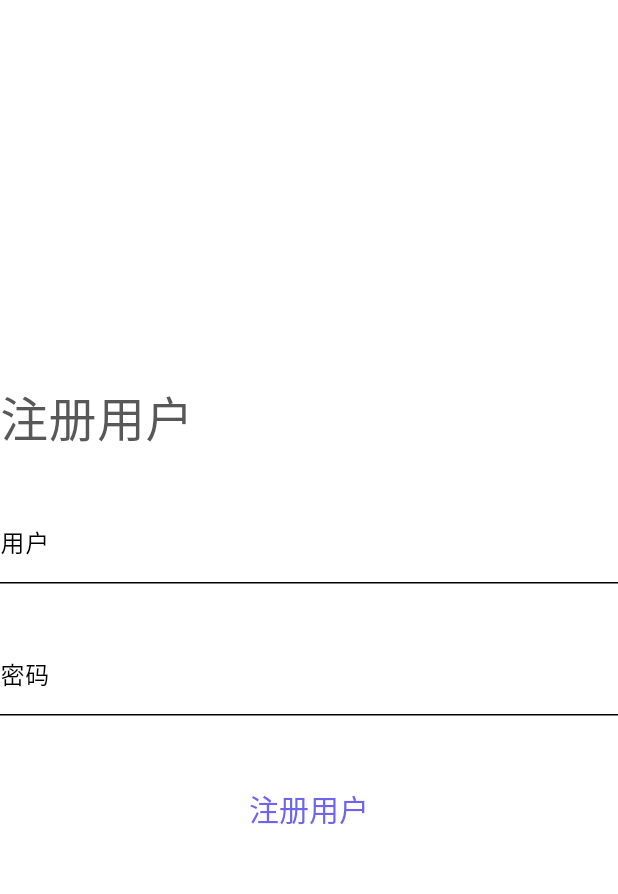
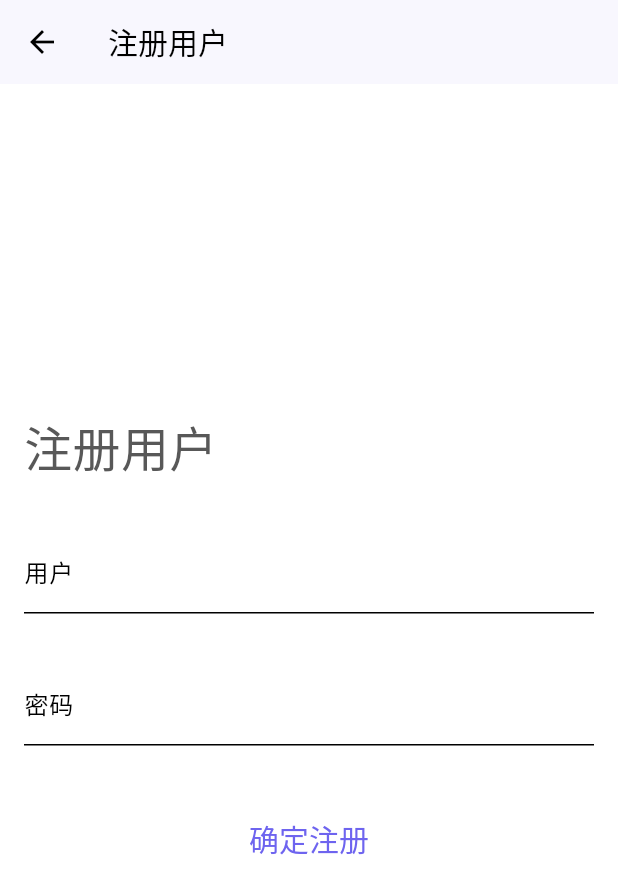
Before and after one commit to shannnl/xb2_flutter, a Flutter app: the UserCreate screen opened directly, on a phone screen of 412 x 824 dp. Shown: the top 894 px of the screen. Run offline on Flutter 3.47's test engine with Material 3 defaults, Android fonts, the phone set to English and light mode, and no system bars; our stand-ins replace flutter_dotenv, image_picker, shared_preferences; accounts and stored records are empty; network calls fail.

Commit message:
增加用户注册接口

```diff
--- a/lib/app/app.dart
+++ b/lib/app/app.dart
@@ -16,6 +16,7 @@ import 'package:xb2_flutter/playground/routing/components/about.dart';
 import 'package:xb2_flutter/post/post_provider.dart';
 import 'package:xb2_flutter/post/show/post_show.dart';
 import 'package:xb2_flutter/post/show/post_show_model.dart';
+import 'package:xb2_flutter/user/user_provider.dart';
 
 class App extends StatefulWidget {
   @override
@@ -71,6 +72,7 @@ class _AppState extends State<App> {
         ...appPrividers,
         ...postProviders,
         ...likeProviders,
+        ...userProviders,
       ],
       child: MaterialApp.router(
         debugShowCheckedModeBanner: false,
--- a/lib/app/components/app_home.dart
+++ b/lib/app/components/app_home.dart
@@ -80,7 +80,8 @@ class _AppHomeState extends State<AppHome> {
           onTap: onTapAppBottomNavigationBarItem,
         ),
         // floatingActionButton: AppFloatingActionButton(),
-        drawer: AppPageAside(),
+        // drawer: AppPageAside(),
+
       ),
     );
   }
--- a/lib/app/router/app_router_delegate.dart
+++ b/lib/app/router/app_router_delegate.dart
@@ -7,6 +7,7 @@ import 'package:xb2_flutter/auth/login/auth_login.dart';
 import 'package:xb2_flutter/playground/routing/components/about.dart';
 import 'package:xb2_flutter/post/show/post_show.dart';
 import 'package:xb2_flutter/post/show/post_show_model.dart';
+import 'package:xb2_flutter/user/create/user_create.dart';
 
 class AppRouterDelegate extends RouterDelegate<AppRouteConfiguration>
     with ChangeNotifier, PopNavigatorRouterDelegateMixin {
@@ -94,6 +95,11 @@ class AppRouterDelegate extends RouterDelegate<AppRouteConfiguration>
             key: ValueKey('AuthLogin'),
             child: AuthLogin(),
           ),
+        if (appModel.pageName == 'UserCreate')
+          MaterialPage(
+            key: ValueKey('UserCreate'),
+            child: UserCreate(),
+          ),
       ],
       onPopPage: (route, result) {
         if (!route.didPop(result)) {
--- /dev/null
+++ b/lib/user/components/user_create_form.dart
@@ -0,0 +1,93 @@
+import 'package:flutter/material.dart';
+import 'package:provider/provider.dart';
+import 'package:xb2_flutter/app/app_model.dart';
+import 'package:xb2_flutter/app/components/app_button.dart';
+import 'package:xb2_flutter/app/components/app_header_text.dart';
+import 'package:xb2_flutter/app/components/app_password_field.dart';
+import 'package:xb2_flutter/app/components/app_text_field.dart';
+import 'package:xb2_flutter/app/exceptions/http_exception.dart';
+import 'package:xb2_flutter/auth/auth.dart';
+import 'package:xb2_flutter/auth/auth_model.dart';
+import 'package:xb2_flutter/user/create/user_create_model.dart';
+
+class UserCreateForm extends StatefulWidget {
+  @override
+  _UserCreateFormState createState() => _UserCreateFormState();
+}
+
+class _UserCreateFormState extends State<UserCreateForm> {
+  String? name;
+  String? password;
+
+  final formKey = GlobalKey<FormState>();
+
+  @override
+  Widget build(BuildContext context) {
+    final authModel = Provider.of<AuthModel>(context, listen: true);
+    final appModel = context.read<AppModel>();
+    final userCreateModel = context.read<UserCreateModel>();
+
+    // 标题
+    final header = AppHeaderText('注册用户');
+
+    // 用户
+    final nameField = AppTextField(
+      labelText: '用户',
+      onChanged: (value) {
+        name = value;
+      },
+    );
+
+    // 密码
+    final passwordField = AppPasswordField(
+      onChanged: (value) {
+        password = value;
+      },
+    );
+
+    // 提交
+    final submitButton = AppButton(
+      onPressed: () async {
+        formKey.currentState!.validate();
+
+        try {
+          await userCreateModel.createUser(
+            name: name!,
+            password: password!,
+          );
+
+          await authModel.login(
+            LoginData(
+              name: name!,
+              password: password!,
+            ),
+          );
+
+          appModel.setPageName('');
+        } on HttpException catch (e) {
+          ScaffoldMessenger.of(context).showSnackBar(
+            SnackBar(content: Text(e.message)),
+          );
+        }
+      },
+      text: '确定注册',
+    );
+
+    return Container(
+      padding: EdgeInsets.all(16),
+      child: Form(
+        key: formKey,
+        child: Column(
+          mainAxisAlignment: MainAxisAlignment.center,
+          crossAxisAlignment: CrossAxisAlignment.start,
+          children: [
+            header,
+            nameField,
+            passwordField,
+            submitButton,
+          ],
+        ),
+      ),
+    );
+  }
+}
--- a/lib/user/create/user_create.dart
+++ b/lib/user/create/user_create.dart
@@ -1,121 +1,137 @@
+// import 'package:flutter/material.dart';
+
+// class UserCreate extends StatefulWidget {
+//   @override
+//   _UserCreateState createState() => _UserCreateState();
+// }
+
+// class _UserCreateState extends State<UserCreate> {
+//   String? name;
+//   String? password;
+
+//   final nameFieldKey = GlobalKey<FormFieldState>();
+//   final passwordFieldKey = GlobalKey<FormFieldState>();
+
+//   final nameFieldController = TextEditingController();
+//   final passwordFieldController = TextEditingController();
+
+//   final formKey = GlobalKey<FormState>();
+
+//   @override
+//   void dispose() {
+//     super.dispose();
+
+//     nameFieldController.dispose();
+//     passwordFieldController.dispose();
+//   }
+
+//   @override
+//   void initState() {
+//     super.initState();
+
+//     nameFieldController.addListener(() {
+//       print('用户 ${nameFieldController.text}');
+//     });
+
+//     passwordFieldController.addListener(() {
+//       print('密码 ${passwordFieldController.text}');
+//     });
+
+//     // nameFieldController.text = 'wanghao';
+//     // passwordFieldController.text = '123456';
+//   }
+
+//   @override
+//   Widget build(BuildContext context) {
+//     return Form(
+//       key: formKey,
+//       child: Column(
+//         mainAxisAlignment: MainAxisAlignment.center,
+//         crossAxisAlignment: CrossAxisAlignment.start,
+//         children: [
+//           Text(
+//             '注册用户',
+//             style: TextStyle(
+//               fontWeight: FontWeight.w300,
+//               fontSize: 32,
+//             ),
+//           ),
+//           SizedBox(height: 32),
+//           TextFormField(
+//             key: nameFieldKey,
+//             controller: nameFieldController,
+//             decoration: InputDecoration(
+//               labelText: '用户',
+//             ),
+//             onChanged: (value) {
+//               name = value;
+//             },
+//             autovalidateMode: AutovalidateMode.onUserInteraction,
+//             validator: (value) {
+//               if (value == null || value.isEmpty) {
+//                 return '请填写用户名';
+//               }
+
+//               return null;
+//             },
+//           ),
+//           SizedBox(height: 32),
+//           TextFormField(
+//             key: passwordFieldKey,
+//             controller: passwordFieldController,
+//             obscureText: true,
+//             decoration: InputDecoration(
+//               labelText: '密码',
+//             ),
+//             onChanged: (value) {
+//               password = value;
+//             },
+//             autovalidateMode: AutovalidateMode.onUserInteraction,
+//             validator: (value) {
+//               if (value == null || value.isEmpty) {
+//                 return '请填写用户密码';
+//               }
+
+//               if (value.isNotEmpty && value.length < 6) {
+//                 return '请设置 6 位以上的密码';
+//               }
+
+//               return null;
+//             },
+//           ),
+//           SizedBox(height: 32),
+//           ElevatedButton(
+//             style: ElevatedButton.styleFrom(
+//               textStyle: TextStyle(fontSize: 20),
+//               minimumSize: Size(double.infinity, 60),
+//             ),
+//             child: Text('注册用户'),
+//             onPressed: () {
+//               // nameFieldKey.currentState!.validate();
+//               // passwordFieldKey.currentState!.validate();
+//               formKey.currentState!.validate();
+//               print(
+//                   '注册用户：用户 ${nameFieldKey.currentState!.value}, 密码 ${passwordFieldKey.currentState!.value}');
+//             },
+//           ),
+//         ],
+//       ),
+//     );
+//   }
+// }
+
 import 'package:flutter/material.dart';
+import 'package:xb2_flutter/user/components/user_create_form.dart';
 
-class UserCreate extends StatefulWidget {
-  @override
-  _UserCreateState createState() => _UserCreateState();
-}
 
-class _UserCreateState extends State<UserCreate> {
-  String? name;
-  String? password;
-
-  final nameFieldKey = GlobalKey<FormFieldState>();
-  final passwordFieldKey = GlobalKey<FormFieldState>();
-
-  final nameFieldController = TextEditingController();
-  final passwordFieldController = TextEditingController();
-
-  final formKey = GlobalKey<FormState>();
-
-  @override
-  void dispose() {
-    super.dispose();
-
-    nameFieldController.dispose();
-    passwordFieldController.dispose();
-  }
-
-  @override
-  void initState() {
-    super.initState();
-
-    nameFieldController.addListener(() {
-      print('用户 ${nameFieldController.text}');
-    });
-
-    passwordFieldController.addListener(() {
-      print('密码 ${passwordFieldController.text}');
-    });
-
-    // nameFieldController.text = 'wanghao';
-    // passwordFieldController.text = '123456';
-  }
-
+class UserCreate extends StatelessWidget {
   @override
   Widget build(BuildContext context) {
-    return Form(
-      key: formKey,
-      child: Column(
-        mainAxisAlignment: MainAxisAlignment.center,
-        crossAxisAlignment: CrossAxisAlignment.start,
-        children: [
-          Text(
-            '注册用户',
-            style: TextStyle(
-              fontWeight: FontWeight.w300,
-              fontSize: 32,
-            ),
-          ),
-          SizedBox(height: 32),
-          TextFormField(
-            key: nameFieldKey,
-            controller: nameFieldController,
-            decoration: InputDecoration(
-              labelText: '用户',
-            ),
-            onChanged: (value) {
-              name = value;
-            },
-            autovalidateMode: AutovalidateMode.onUserInteraction,
-            validator: (value) {
-              if (value == null || value.isEmpty) {
-                return '请填写用户名';
-              }
-
-              return null;
-            },
-          ),
-          SizedBox(height: 32),
-          TextFormField(
-            key: passwordFieldKey,
-            controller: passwordFieldController,
-            obscureText: true,
-            decoration: InputDecoration(
-              labelText: '密码',
-            ),
-            onChanged: (value) {
-              password = value;
-            },
-            autovalidateMode: AutovalidateMode.onUserInteraction,
-            validator: (value) {
-              if (value == null || value.isEmpty) {
-                return '请填写用户密码';
-              }
-
-              if (value.isNotEmpty && value.length < 6) {
-                return '请设置 6 位以上的密码';
-              }
-
-              return null;
-            },
-          ),
-          SizedBox(height: 32),
-          ElevatedButton(
-            style: ElevatedButton.styleFrom(
-              textStyle: TextStyle(fontSize: 20),
-              minimumSize: Size(double.infinity, 60),
-            ),
-            child: Text('注册用户'),
-            onPressed: () {
-              // nameFieldKey.currentState!.validate();
-              // passwordFieldKey.currentState!.validate();
-              formKey.currentState!.validate();
-              print(
-                  '注册用户：用户 ${nameFieldKey.currentState!.value}, 密码 ${passwordFieldKey.currentState!.value}');
-            },
-          ),
-        ],
+    return Scaffold(
+      appBar: AppBar(
+        title: Text('注册用户'),
       ),
+      body: UserCreateForm(),
     );
   }
 }
--- /dev/null
+++ b/lib/user/user_provider.dart
@@ -0,0 +1,10 @@
+import 'package:provider/provider.dart';
+import 'package:xb2_flutter/user/create/user_create_model.dart';
+
+final userCreateProvider = ChangeNotifierProvider(
+  create: (context) => UserCreateModel(),
+);
+
+final userProviders = [
+  userCreateProvider,
+];
```
Also changed, not shown: lib/app/components/app_page_header.dart (+6 -6 lines), lib/user/create/user_create_model.dart (added, +35 -0 lines), lib/user/profile/user_profile.dart (+22 -2 lines).
